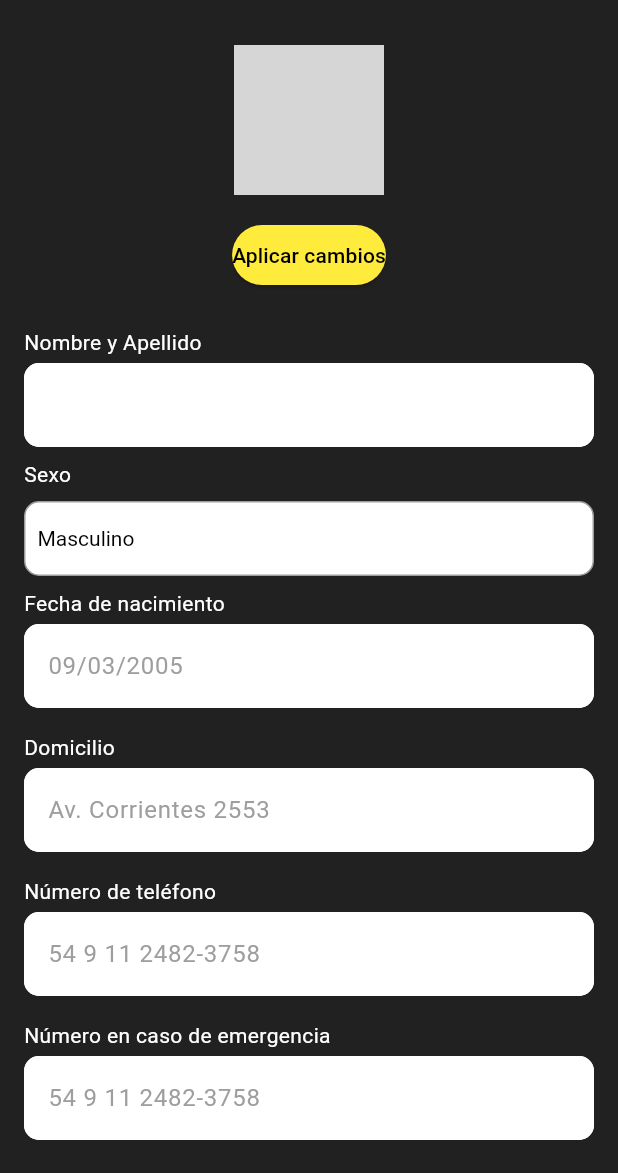
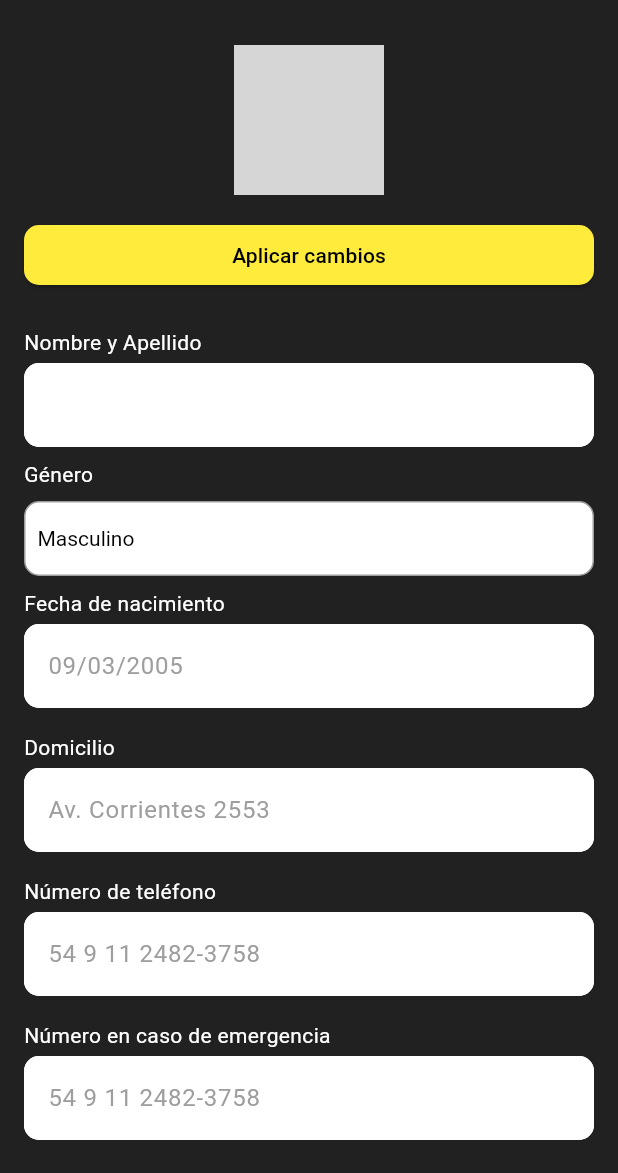
Before and after one commit to julianszw/GymForce, a Flutter app: the ProfileScreen screen opened directly, on a phone screen of 412 x 824 dp, the part 63-1236 px from its top. Run offline on Flutter 3.47's test engine with Material 3 defaults, Android fonts, the phone set to English and light mode, and no system bars; our stand-ins replace camera, cloud_firestore, firebase_auth, firebase_core, firebase_storage, flutter_riverpod and 2 more; missing offline and left inert: flutter_face_api; accounts and stored records are empty; grey boxes are pictures that could not be loaded.

Commit message:
profile screen: modifiación de botón de aplicar cambios y corrección en foto

```diff
--- a/lib/presentation/screens/profile_screen.dart
+++ b/lib/presentation/screens/profile_screen.dart
@@ -30,22 +30,29 @@ class _ProfileScreenState extends ConsumerState<ProfileScreen> {
             // Foto de perfil
 CircleAvatar(
   radius: 50,
-              backgroundImage: AssetImage(user?.profile ?? 'assets/profile_picture.jpg'),
+  backgroundImage: (user?.profile != null && user!.profile!.isNotEmpty)
+      ? NetworkImage(user!.profile!)
+      : AssetImage('assets/profile_picture.jpg') as ImageProvider,
 ),
 const SizedBox(height: 16),
 
             // Botón "Aplicar cambios"
-            ElevatedButton(
+            SizedBox(
+  width: double.infinity, // Hace que el botón ocupe todo el ancho disponible
+  child: ElevatedButton(
     onPressed: () {},
     style: ElevatedButton.styleFrom(
-                foregroundColor: Colors.black, backgroundColor: Colors.yellow,
+      foregroundColor: Colors.black,
+      backgroundColor: Colors.yellow,
       shape: RoundedRectangleBorder(
-                  borderRadius: BorderRadius.circular(20),
+        borderRadius: BorderRadius.circular(10),
       ),
     ),
     child: const Text('Aplicar cambios'),
   ),
+),
 const SizedBox(height: 16),
+
 
             // Campo "Nombre y Apellido"
             _ProfileTextField(label: 'Nombre y Apellido', hint: user?.name ?? ''),
@@ -55,7 +62,7 @@ class _ProfileScreenState extends ConsumerState<ProfileScreen> {
   crossAxisAlignment: CrossAxisAlignment.start,
   children: [
     const Text(
-      'Sexo',
+      'Género',
       style: TextStyle(color: Colors.white),
     ),
     const SizedBox(height: 8),
```
Lines whose indentation alone changed are shown as unchanged.
